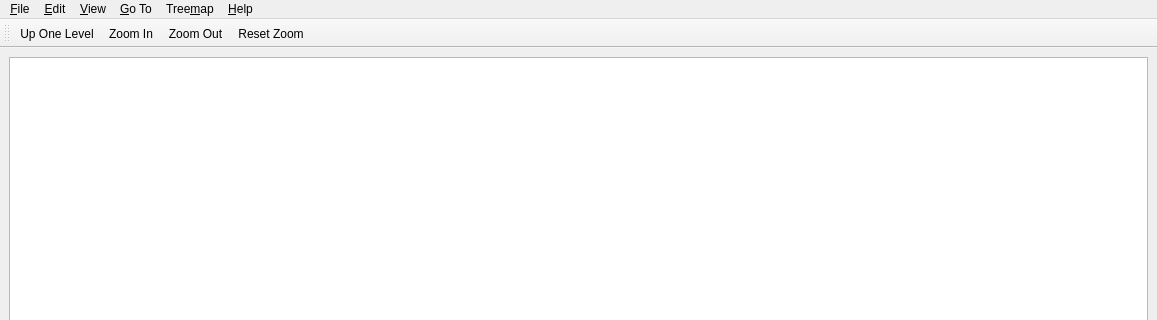
Before: the Qt Designer form src/main-window.ui in shundhammer/qdirstat, drawn with Qt 5; both pictures show x 0 to 1157 and y 0 to 320 of the 1157 by 650 pixel window.
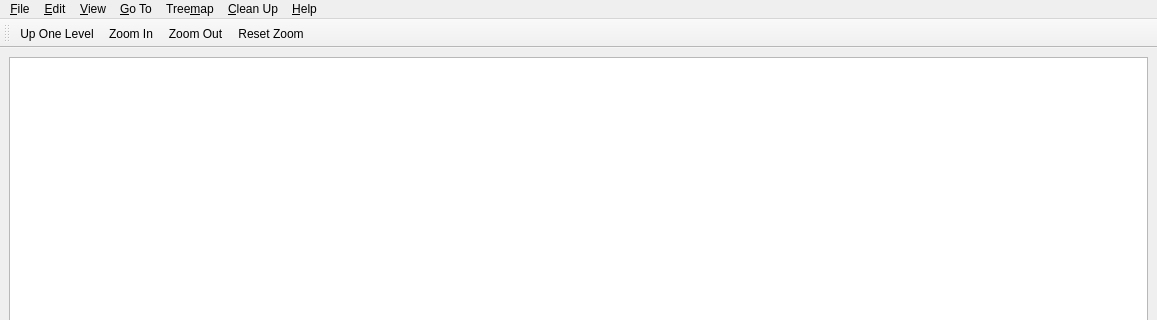
After: the same form once the commit is applied. Icons and pictures are not drawn. Custom widgets are drawn as their Qt base class.

Commit message: First cleanup version that compiles

Patch:
```diff
--- a/src/main-window.ui
+++ b/src/main-window.ui
@@ -128,11 +128,20 @@
     <addaction name="actionAbout"/>
     <addaction name="actionAboutQt"/>
    </widget>
+   <widget class="QMenu" name="menuCleanup">
+    <property name="tearOffEnabled">
+     <bool>true</bool>
+    </property>
+    <property name="title">
+     <string>&amp;Clean Up</string>
+    </property>
+   </widget>
    <addaction name="menuFile"/>
    <addaction name="menuEdit"/>
    <addaction name="menuView"/>
    <addaction name="menuGoTo"/>
    <addaction name="menuTreemap"/>
+   <addaction name="menuCleanup"/>
    <addaction name="menuHelp"/>
   </widget>
   <widget class="QStatusBar" name="statusBar"/>
```
The commit also changes 34 other files.
